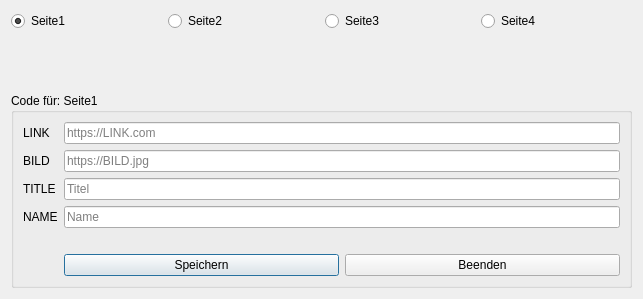
This is Qt Designer/qt5designer.v2.0.0.ui in Morpheus2018/CodeCreator as Qt 5 draws it before an edit. The edited form follows.
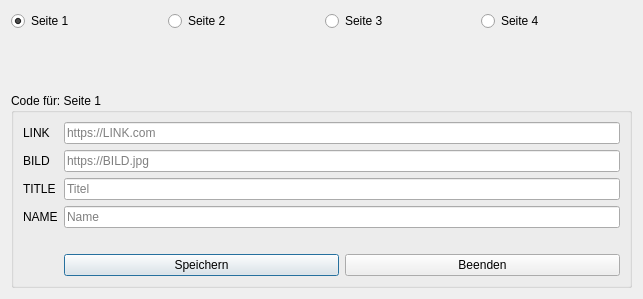
This is the edited form.

The edit to the form file:
```diff
--- a/Qt Designer/qt5designer.v2.0.0.ui
+++ b/Qt Designer/qt5designer.v2.0.0.ui
@@ -24,7 +24,7 @@
           <string>Standard-Seite1</string>
          </property>
          <property name="text">
-          <string>Seite1</string>
+          <string>Seite 1</string>
          </property>
          <property name="checked">
           <bool>true</bool>
@@ -34,21 +34,21 @@
        <item>
         <widget class="QRadioButton" name="radioButton2">
          <property name="text">
-          <string>Seite2</string>
+          <string>Seite 2</string>
          </property>
         </widget>
        </item>
        <item>
         <widget class="QRadioButton" name="radioButton3">
          <property name="text">
-          <string>Seite3</string>
+          <string>Seite 3</string>
          </property>
         </widget>
        </item>
        <item>
         <widget class="QRadioButton" name="radioButton4">
          <property name="text">
-          <string>Seite4</string>
+          <string>Seite 4</string>
          </property>
         </widget>
        </item>
@@ -70,7 +70,7 @@
      <item>
       <widget class="QGroupBox" name="groupBoxCode">
        <property name="title">
-        <string>Code für: Seite1</string>
+        <string>Code für: Seite 1</string>
        </property>
        <layout class="QGridLayout" name="gridLayout">
         <item row="1" column="0">
```
